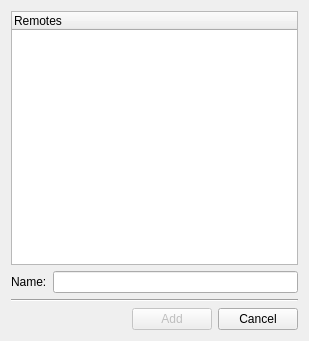
Qt form kcmlirc/newmode.ui (KDE/kremotecontrol) before a commit.
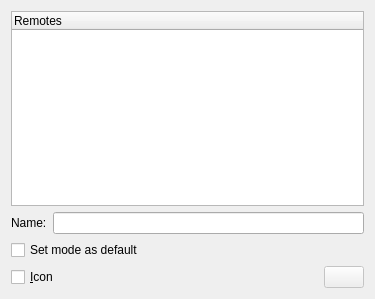
The same form after that commit. Custom widgets are drawn as their Qt base class.

The edit to the form file:
```diff
--- a/kcmlirc/newmode.ui
+++ b/kcmlirc/newmode.ui
@@ -1,24 +1,18 @@
 <ui version="4.0" >
  <class>NewMode</class>
- <widget class="KDialog" name="NewMode" >
+ <widget class="QWidget" name="NewMode" >
   <property name="geometry" >
    <rect>
     <x>0</x>
     <y>0</y>
-    <width>309</width>
-    <height>341</height>
+    <width>375</width>
+    <height>299</height>
    </rect>
   </property>
   <property name="windowTitle" >
    <string>New Mode</string>
   </property>
-  <layout class="QVBoxLayout" >
-   <property name="spacing" >
-    <number>6</number>
-   </property>
-   <property name="margin" >
-    <number>11</number>
-   </property>
+  <layout class="QVBoxLayout" name="verticalLayout" >
    <item>
     <widget class="QTreeWidget" name="theRemotes" >
      <property name="showDropIndicator" stdset="0" >
@@ -58,59 +52,69 @@
     </layout>
    </item>
    <item>
-    <widget class="Line" name="line2" >
-     <property name="frameShape" >
-      <enum>QFrame::HLine</enum>
-     </property>
-     <property name="frameShadow" >
-      <enum>QFrame::Sunken</enum>
-     </property>
-     <property name="orientation" >
-      <enum>Qt::Horizontal</enum>
-     </property>
-    </widget>
+    <layout class="QHBoxLayout" name="horizontalLayout" >
+     <item>
+      <widget class="QCheckBox" name="theDefault" >
+       <property name="text" >
+        <string>Set mode as default</string>
+       </property>
+      </widget>
+     </item>
+    </layout>
    </item>
    <item>
-    <layout class="QHBoxLayout" >
-     <property name="spacing" >
-      <number>6</number>
-     </property>
-     <property name="margin" >
-      <number>0</number>
-     </property>
-     <item>
-      <spacer>
+    <layout class="QGridLayout" name="gridLayout" >
+     <item row="0" column="3" >
+      <widget class="KIconButton" name="theIcon" >
+       <property name="enabled" >
+        <bool>false</bool>
+       </property>
+       <property name="sizePolicy" >
+        <sizepolicy vsizetype="Maximum" hsizetype="Maximum" >
+         <horstretch>16</horstretch>
+         <verstretch>16</verstretch>
+        </sizepolicy>
+       </property>
+       <property name="baseSize" >
+        <size>
+         <width>32</width>
+         <height>32</height>
+        </size>
+       </property>
+       <property name="text" >
+        <string/>
+       </property>
+       <property name="checkable" >
+        <bool>false</bool>
+       </property>
+       <property name="iconSize" >
+        <number>16</number>
+       </property>
+       <property name="strictIconSize" >
+        <bool>false</bool>
+       </property>
+      </widget>
+     </item>
+     <item row="0" column="0" >
+      <widget class="QCheckBox" name="checkBox" >
+       <property name="text" >
+        <string>&amp;Icon </string>
+       </property>
+      </widget>
+     </item>
+     <item row="0" column="1" >
+      <spacer name="horizontalSpacer" >
        <property name="orientation" >
         <enum>Qt::Horizontal</enum>
        </property>
-       <property name="sizeType" >
-        <enum>QSizePolicy::Expanding</enum>
-       </property>
        <property name="sizeHint" stdset="0" >
         <size>
-         <width>61</width>
-         <height>21</height>
+         <width>40</width>
+         <height>20</height>
         </size>
        </property>
       </spacer>
      </item>
-     <item>
-      <widget class="KPushButton" name="kPushButton6" >
-       <property name="enabled" >
-        <bool>false</bool>
-       </property>
-       <property name="text" >
-        <string>Add</string>
-       </property>
-      </widget>
-     </item>
-     <item>
-      <widget class="KPushButton" name="kPushButton5" >
-       <property name="text" >
-        <string>Cancel</string>
-       </property>
-      </widget>
-     </item>
     </layout>
    </item>
   </layout>
@@ -119,22 +123,15 @@
  <pixmapfunction>qPixmapFromMimeSource</pixmapfunction>
  <customwidgets>
   <customwidget>
-   <class>KDialog</class>
-   <extends>QDialog</extends>
-   <header>kdialog.h</header>
-   <container>1</container>
+   <class>KIconButton</class>
+   <extends>QPushButton</extends>
+   <header>kicondialog.h</header>
   </customwidget>
   <customwidget>
    <class>KLineEdit</class>
    <extends>QLineEdit</extends>
    <header>klineedit.h</header>
   </customwidget>
-  <customwidget>
-   <class>KPushButton</class>
-   <extends>QPushButton</extends>
-   <header>kpushbutton.h</header>
-   <container>1</container>
-  </customwidget>
  </customwidgets>
  <resources/>
  <connections/>
```
